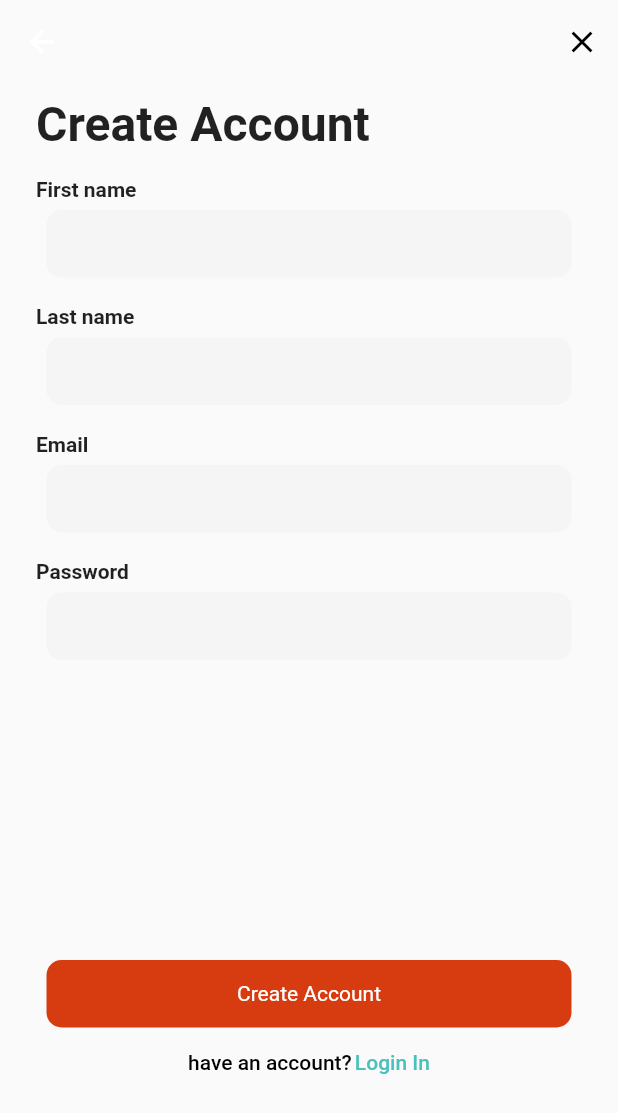
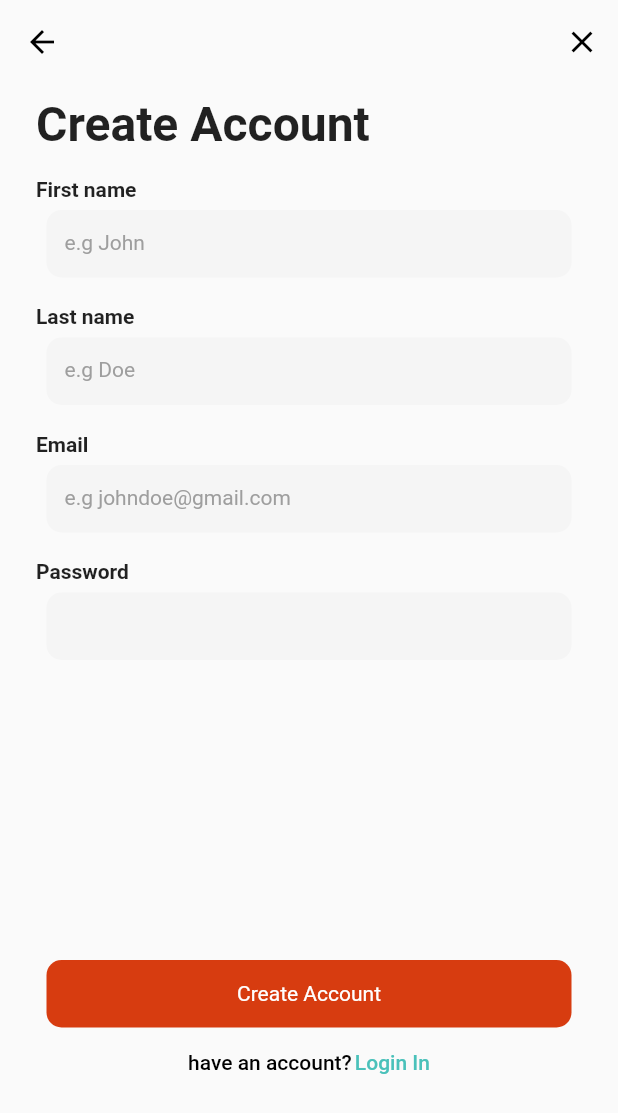
Before and after one commit to oluwajueda/getfitt, a Flutter app: the screen it shows after launch, after a tap on "Create Account", on a phone screen of 412 x 824 dp. Shown: the top 1113 px of the screen. Run offline on Flutter 3.47's test engine with Material 2 defaults, Android fonts, the phone set to English and light mode, and no system bars; our stand-ins replace firebase_core; accounts and stored records are empty.

```diff
--- a/lib/main.dart
+++ b/lib/main.dart
@@ -7,8 +7,13 @@ import 'package:getfitts/screens/Login.dart';
 import 'package:getfitts/screens/SignUp.dart';
 import 'package:getfitts/screens/VerifyEmail.dart';
 import 'package:getfitts/screens/VerifyPhone.dart';
+import 'package:firebase_core/firebase_core.dart';
+import 'firebase_options.dart';
 
-void main() {
+void main() async {
+  WidgetsFlutterBinding.ensureInitialized();
+  await Firebase.initializeApp(options: DefaultFirebaseOptions.currentPlatform);
+
   runApp(MaterialApp(
     title: 'Getfitts',
     debugShowCheckedModeBanner: false,
--- a/lib/screens/SignUp.dart
+++ b/lib/screens/SignUp.dart
@@ -1,3 +1,5 @@
+import 'dart:ui';
+
 import 'package:flutter/material.dart';
 import 'package:flutter/src/widgets/container.dart';
 import 'package:flutter/src/widgets/framework.dart';
@@ -16,12 +18,23 @@ class _SignUpState extends State<SignUp> {
   @override
   Widget build(BuildContext context) {
     return Scaffold(
-      appBar:
-          AppBar(backgroundColor: Colors.transparent, elevation: 0, actions: [
+      appBar: AppBar(
+          leading: BackButton(
+            color: Colors.black,
+            onPressed: () => {
+              Navigator.push(
+                  context, MaterialPageRoute(builder: (context) => SignUp()))
+            },
+          ),
+          backgroundColor: Colors.transparent,
+          elevation: 0,
+          actions: [
             IconButton(
                 onPressed: () => {
-                  Navigator.push(context,
-                      MaterialPageRoute(builder: (context) => LandingPage()))
+                      Navigator.push(
+                          context,
+                          MaterialPageRoute(
+                              builder: (context) => LandingPage()))
                     },
                 icon: Icon(
                   Icons.close,
@@ -61,6 +74,9 @@ class _SignUpState extends State<SignUp> {
                     child: TextFormField(
                       decoration: InputDecoration(
                           border: InputBorder.none,
+                          hintText: 'e.g John',
+                          hintStyle:
+                              TextStyle(fontSize: 14, color: Colors.grey),
                           filled: true,
                           fillColor: Color.fromRGBO(245, 245, 245, 1),
                           enabledBorder: OutlineInputBorder(
@@ -89,6 +105,9 @@ class _SignUpState extends State<SignUp> {
                     child: TextFormField(
                       decoration: InputDecoration(
                           border: InputBorder.none,
+                          hintText: 'e.g Doe',
+                          hintStyle:
+                              TextStyle(fontSize: 14, color: Colors.grey),
                           filled: true,
                           fillColor: Color.fromRGBO(245, 245, 245, 1),
                           enabledBorder: OutlineInputBorder(
@@ -115,8 +134,12 @@ class _SignUpState extends State<SignUp> {
                     width: 350,
                     height: 45,
                     child: TextFormField(
+                      keyboardType: TextInputType.emailAddress,
                       decoration: InputDecoration(
                           border: InputBorder.none,
+                          hintText: 'e.g johndoe@gmail.com',
+                          hintStyle:
+                              TextStyle(fontSize: 14, color: Colors.grey),
                           filled: true,
                           fillColor: Color.fromRGBO(245, 245, 245, 1),
                           enabledBorder: OutlineInputBorder(
@@ -143,6 +166,9 @@ class _SignUpState extends State<SignUp> {
                     width: 350,
                     height: 45,
                     child: TextFormField(
+                      obscureText: true,
+                      enableSuggestions: false,
+                      autocorrect: false,
                       decoration: InputDecoration(
                           border: InputBorder.none,
                           filled: true,
--- a/lib/screens/VerifyEmail.dart
+++ b/lib/screens/VerifyEmail.dart
@@ -71,6 +71,8 @@ class _VerifyEmailState extends State<VerifyEmail> {
               height: 45,
               child: TextFormField(
                 decoration: InputDecoration(
+                    hintText: 'Enter OTP',
+                    hintStyle: TextStyle(fontSize: 14, color: Colors.grey),
                     filled: true,
                     fillColor: Color.fromRGBO(245, 245, 245, 1),
                     enabledBorder: OutlineInputBorder(
--- a/lib/screens/VerifyPhone.dart
+++ b/lib/screens/VerifyPhone.dart
@@ -64,6 +64,8 @@ class _VerifyPhoneState extends State<VerifyPhone> {
               height: 45,
               child: TextFormField(
                 decoration: InputDecoration(
+                    hintText: 'e.g 070 000 000 000',
+                    hintStyle: TextStyle(fontSize: 14, color: Colors.grey),
                     filled: true,
                     fillColor: Color.fromRGBO(245, 245, 245, 1),
                     enabledBorder: OutlineInputBorder(
--- a/lib/screens/VerifyPhoneCode.dart
+++ b/lib/screens/VerifyPhoneCode.dart
@@ -64,6 +64,8 @@ class _VerifyPhoneCodeState extends State<VerifyPhoneCode> {
               height: 45,
               child: TextFormField(
                 decoration: InputDecoration(
+                    hintText: 'Enter OTP',
+                    hintStyle: TextStyle(fontSize: 14, color: Colors.grey),
                     filled: true,
                     fillColor: Color.fromRGBO(245, 245, 245, 1),
                     enabledBorder: OutlineInputBorder(
--- a/pubspec.yaml
+++ b/pubspec.yaml
@@ -29,6 +29,7 @@ environment:
 # the latest version available on pub.dev. To see which dependencies have newer
 # versions available, run `flutter pub outdated`.
 dependencies:
+  firebase_core: ^2.4.0
   flutter:
     sdk: flutter
   intl: ^0.17.0
@@ -38,6 +39,8 @@ int:
   # The following adds the Cupertino Icons font to your application.
   # Use with the CupertinoIcons class for iOS style icons.
 cupertino_icons: ^1.0.2
+provider: ^6.0.4
+firebase_auth: ^4.0.2
 
 dev_dependencies:
   flutter_test:
```
Also changed, not shown: lib/firebase_options.dart (added), pubspec.lock, 9 other files. Lines whose indentation alone changed are shown as unchanged.
